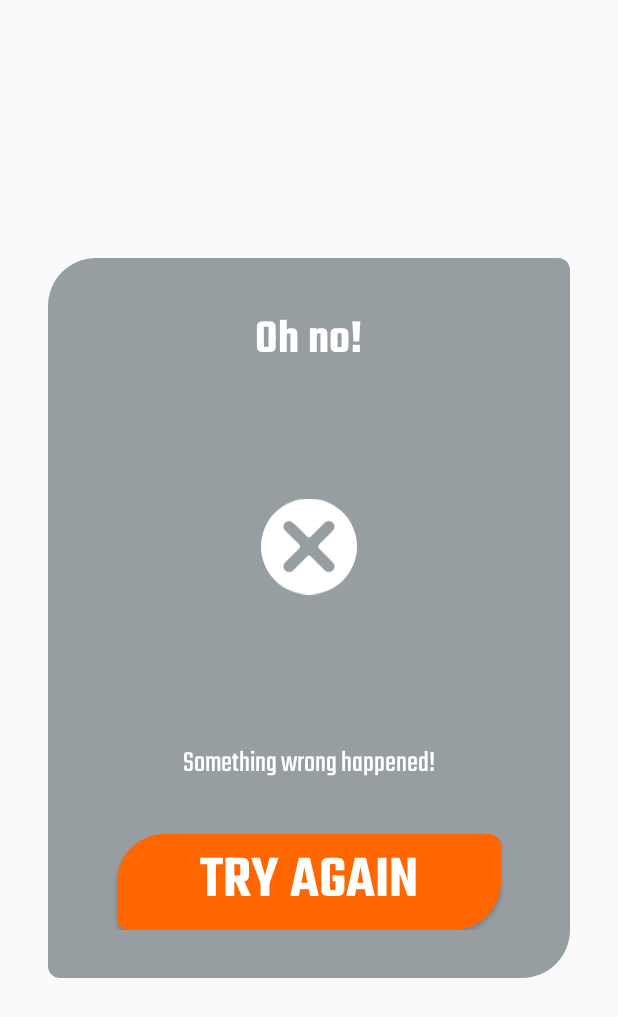
After one commit to jorge-lobo/euro-24, an Android app: the fragment SavingMatchFragment shown on its own in the app's theme, on a phone screen of 412 x 824 dp. The commit adds this screen. Shown: the top 1017 px of the screen. Run offline under Robolectric (Android 15) with nearby library versions, the phone set to English and light mode, and no system bars; our stand-ins replace data binding.

Commit message:
feat(savingMatch): add SavingMatchFragment to handle match saving confirmation
- Create `SavingMatchFragment` to display confirmation UI for saving a match.
- Design `fragment_saving_match.xml` for the dialog layout including title, message, icon, and try again button.
- Implement methods in `SavingMatchFragment` to handle success and failure scenarios.

```diff
--- a/app/src/main/java/com/example/euro24/ui/matches/matchEditor/MatchEditorFragment.kt
+++ b/app/src/main/java/com/example/euro24/ui/matches/matchEditor/MatchEditorFragment.kt
@@ -441,7 +441,6 @@ class MatchEditorFragment : BaseFragment() {
     }
 
     private fun saveMatch() {
-        Utils.showToast(requireContext(), "Match saved successfully!")
         openConfirmationFragment(
             isSave = true,
             matchId = matchId,
--- a/app/src/main/java/com/example/euro24/ui/matches/matchEditor/confirmation/MatchEditorConfirmationFragment.kt
+++ b/app/src/main/java/com/example/euro24/ui/matches/matchEditor/confirmation/MatchEditorConfirmationFragment.kt
@@ -148,7 +148,7 @@ class MatchEditorConfirmationFragment : BaseFragment() {
         buttonYes.setOnClickListener {
             if (isSave) {
                 setupSaveMatch()
-                openHomeFragment()
+                openSavingMatchFragment()
             } else {
                 openHomeFragment()
             }
@@ -190,6 +190,17 @@ class MatchEditorConfirmationFragment : BaseFragment() {
         (activity as? BottomNavActivity)?.apply {
             openFragment(HomeFragment())
             hideMatchEditorFragmentContainer()
+        }
+    }
+
+    private fun openSavingMatchFragment() {
+        val isSuccess = true
+        val savingMatchFragment = SavingMatchFragment.newInstance(isSuccess)
+
+        parentFragmentManager.beginTransaction().apply {
+            replace(R.id.match_editor_fragment_container, savingMatchFragment)
+            addToBackStack(null)
+            commit()
         }
     }
 
--- /dev/null
+++ b/app/src/main/java/com/example/euro24/ui/matches/matchEditor/confirmation/SavingMatchFragment.kt
@@ -0,0 +1,122 @@
+package com.example.euro24.ui.matches.matchEditor.confirmation
+
+import android.graphics.drawable.GradientDrawable
+import android.os.Bundle
+import android.os.Handler
+import android.os.Looper
+import android.view.LayoutInflater
+import android.view.View
+import android.view.ViewGroup
+import android.widget.Button
+import android.widget.ImageView
+import android.widget.TextView
+import androidx.core.os.bundleOf
+import androidx.databinding.DataBindingUtil
+import androidx.navigation.fragment.findNavController
+import com.example.euro24.R
+import com.example.euro24.databinding.FragmentSavingMatchBinding
+import com.example.euro24.ui.bottomNav.BottomNavActivity
+import com.example.euro24.ui.common.BaseFragment
+import com.example.euro24.ui.home.HomeFragment
+
+class SavingMatchFragment : BaseFragment() {
+
+    private lateinit var binding: FragmentSavingMatchBinding
+    private lateinit var btnTryAgain: Button
+    private lateinit var textTitle: TextView
+    private lateinit var textMessage: TextView
+    private lateinit var icon: ImageView
+    private lateinit var container: View
+
+    companion object {
+        private const val ARG_IS_SUCCESS = "is_success"
+        private const val DELAY_MILLIS = 2000L
+
+        fun newInstance(isSuccess: Boolean): SavingMatchFragment {
+            val fragment = SavingMatchFragment()
+            fragment.arguments = bundleOf(ARG_IS_SUCCESS to isSuccess)
+            return fragment
+        }
+    }
+
+    override fun onCreateView(
+        inflater: LayoutInflater,
+        container: ViewGroup?,
+        savedInstanceState: Bundle?
+    ): View {
+        binding = DataBindingUtil.inflate(
+            inflater,
+            R.layout.fragment_saving_match,
+            container,
+            false
+        )
+        binding.lifecycleOwner = viewLifecycleOwner
+
+        return binding.root
+    }
+
+    override fun onViewCreated(view: View, savedInstanceState: Bundle?) {
+        super.onViewCreated(view, savedInstanceState)
+
+        setupViews()
+        setupListeners()
+        handleArguments()
+    }
+
+    private fun setupViews() {
+        with(binding) {
+            btnTryAgain = buttonTryAgain
+            textTitle = textSaveMatchTitle
+            textMessage = textSaveMatchMessage
+            icon = imageIcon
+            container = root.findViewById(R.id.dialog_background)
+        }
+    }
+
+    private fun setupListeners() {
+        btnTryAgain.setOnClickListener {
+            findNavController().popBackStack()
+        }
+    }
+
+    private fun handleArguments() {
+        val isSuccess = arguments?.getBoolean(ARG_IS_SUCCESS) ?: false
+        if (isSuccess) {
+            showSuccessUI()
+            Handler(Looper.getMainLooper()).postDelayed({
+                openHomeFragment()
+            }, DELAY_MILLIS)
+        } else {
+            showFailureUI()
+        }
+    }
+
+    private fun showSuccessUI() {
+        textTitle.text = getString(R.string.match_editor_title_success)
+        textMessage.text = getString(R.string.match_editor_message_success)
+        icon.setImageResource(R.drawable.icon_success)
+        btnTryAgain.visibility = View.INVISIBLE
+        setDialogBackgroundColor(R.color.dialog_success_background)
+    }
+
+    private fun showFailureUI() {
+        textTitle.text = getString(R.string.match_editor_title_failure)
+        textMessage.text = getString(R.string.match_editor_message_failure)
+        icon.setImageResource(R.drawable.icon_failure)
+        btnTryAgain.visibility = View.VISIBLE
+        setDialogBackgroundColor(R.color.dialog_background)
+    }
+
+    private fun setDialogBackgroundColor(colorResId: Int) {
+        val background = container.background as? GradientDrawable
+        val color = resources.getColor(colorResId, null)
+        background?.setColor(color)
+    }
+
+    private fun openHomeFragment() {
+        (activity as? BottomNavActivity)?.apply {
+            openFragment(HomeFragment())
+            hideMatchEditorFragmentContainer()
+        }
+    }
+}
--- /dev/null
+++ b/app/src/main/res/layout/fragment_saving_match.xml
@@ -0,0 +1,78 @@
+<?xml version="1.0" encoding="utf-8"?>
+<layout xmlns:android="http://schemas.android.com/apk/res/android"
+    xmlns:app="http://schemas.android.com/apk/res-auto"
+    xmlns:tools="http://schemas.android.com/tools">
+
+    <RelativeLayout
+        android:id="@+id/dialog_container"
+        android:layout_width="match_parent"
+        android:layout_height="match_parent"
+        android:background="@color/transparent"
+        android:gravity="center"
+        android:padding="@dimen/margin_big">
+
+        <RelativeLayout
+            android:id="@+id/dialog_background"
+            android:layout_width="match_parent"
+            android:layout_height="@dimen/dialog_h"
+            android:background="@drawable/background_dialog_base"
+            android:padding="@dimen/margin_big">
+
+            <TextView
+                android:id="@+id/text_save_match_title"
+                android:layout_width="match_parent"
+                android:layout_height="wrap_content"
+                android:layout_alignParentStart="true"
+                android:layout_alignParentTop="true"
+                android:layout_alignParentEnd="true"
+                android:fontFamily="@font/teko_semi_bold"
+                android:gravity="center_horizontal"
+                android:textColor="@color/dialog_text"
+                android:textSize="@dimen/dialog_title"
+                tools:text="Well done!" />
+
+            <ImageView
+                android:id="@+id/image_icon"
+                android:layout_width="@dimen/icon_big"
+                android:layout_height="@dimen/icon_big"
+                android:layout_above="@id/text_save_match_message"
+                android:layout_below="@id/text_save_match_title"
+                android:layout_centerHorizontal="true"
+                android:contentDescription="@string/description_icon"
+                android:src="@drawable/default_image"
+                app:tint="@color/match_editor_icon_success" />
+
+            <TextView
+                android:id="@+id/text_save_match_message"
+                android:layout_width="match_parent"
+                android:layout_height="wrap_content"
+                android:layout_above="@id/button_try_again"
+                android:layout_marginTop="@dimen/margin_normal"
+                android:layout_marginBottom="@dimen/margin_big"
+                android:fontFamily="@font/teko_regular"
+                android:gravity="center_horizontal"
+                android:textColor="@color/dialog_text"
+                android:textSize="@dimen/dialog_message"
+                tools:text="@string/match_editor_message_success" />
+
+            <Button
+                android:id="@+id/button_try_again"
+                android:layout_width="@dimen/dialog_cta_large_button_w"
+                android:layout_height="@dimen/dialog_cta_button_h"
+                android:layout_alignParentBottom="true"
+                android:layout_centerHorizontal="true"
+                android:background="@drawable/background_button_cta_dialog"
+                android:fontFamily="@font/teko_semi_bold"
+                android:gravity="center"
+                android:text="@string/match_editor_button_try_again"
+                android:textAllCaps="true"
+                android:textColor="@color/dialog_cta_button_text"
+                android:textSize="@dimen/dialog_button_text"
+                android:visibility="invisible"
+                tools:visibility="visible" />
+
+        </RelativeLayout>
+
+    </RelativeLayout>
+
+</layout>
--- a/app/src/main/res/values/colors.xml
+++ b/app/src/main/res/values/colors.xml
@@ -67,6 +67,7 @@
 
     <!-- Dialog -->
     <color name="dialog_background">@color/charcoal50</color>
+    <color name="dialog_success_background">@color/orange</color>
     <color name="dialog_text">@color/white</color>
     <color name="dialog_cta_button_bg">@color/orange</color>
     <color name="dialog_cta_button_text">@color/white</color>
```
